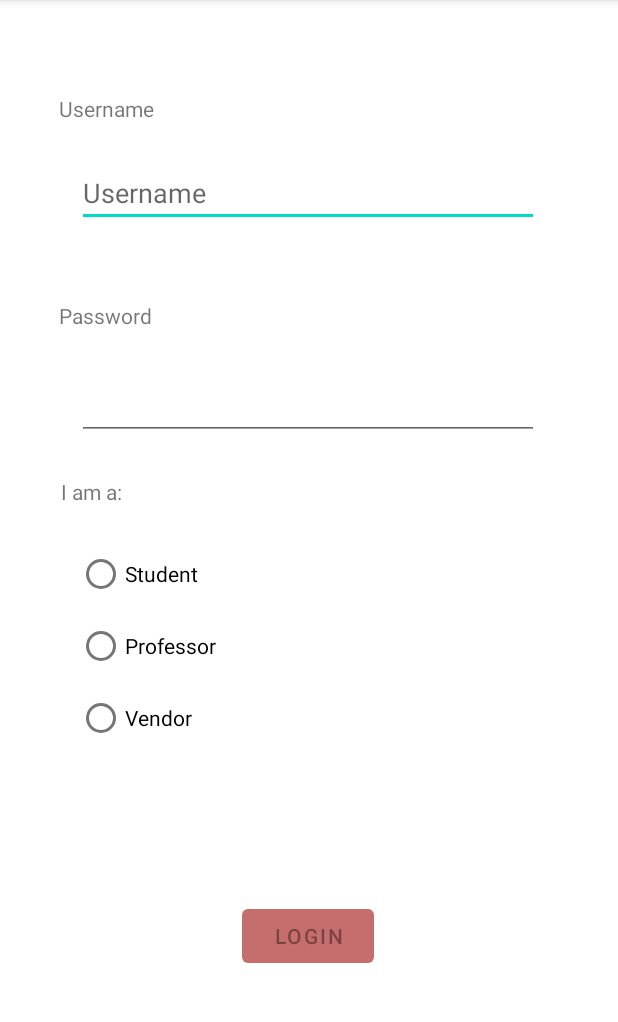
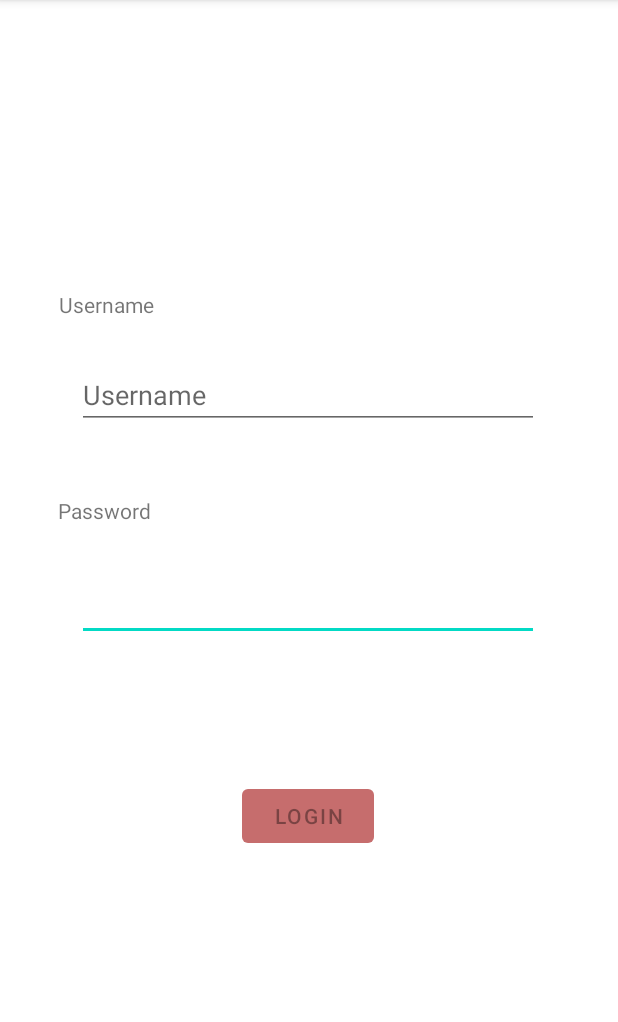
Before and after one commit to IzakVillanueva/EasyMapua, an Android app: the screen it shows after launch (Login), on a phone screen of 412 x 824 dp, the part 84-1106 px from its top. Run offline under Robolectric (Android 15) with nearby library versions, the phone set to English and light mode, and no system bars.

Commit message:
Update login and register activity

```diff
--- a/app/src/main/java/com/example/easymapua/Login.java
+++ b/app/src/main/java/com/example/easymapua/Login.java
@@ -12,8 +12,6 @@ import android.widget.RadioGroup;
 
 public class Login extends AppCompatActivity {
     private Button buttonLogIn;
-    private RadioGroup radGroup;
-    private RadioButton radBut;
     private EditText user;
     private EditText password;
 
@@ -23,20 +21,11 @@ public class Login extends AppCompatActivity {
         setContentView(R.layout.activity_login);
 
         buttonLogIn = (Button) findViewById(R.id.signIn);
-        radGroup = (RadioGroup) findViewById(R.id.radioGroup);
 
         buttonLogIn.setOnClickListener(new View.OnClickListener() {
             @Override
             public void onClick(View v) {
-                if(radGroup.getCheckedRadioButtonId() == findViewById(R.id.StudentRbt).getId()){
-                    startActivity(new Intent(Login.this, StudentNav.class));
-                }
-                else if(radGroup.getCheckedRadioButtonId() == findViewById(R.id.ProfessorRbt).getId()){
-                    startActivity(new Intent(Login.this, ProfessorNav.class));
-                }
-                else if(radGroup.getCheckedRadioButtonId() == findViewById(R.id.VendorRbt).getId()){
-                    startActivity(new Intent(Login.this, VendorNav.class));
-                }
+
             }
         });
     }
--- a/app/src/main/java/com/example/easymapua/Register.java
+++ b/app/src/main/java/com/example/easymapua/Register.java
@@ -7,10 +7,12 @@ import android.os.Bundle;
 import android.view.View;
 import android.widget.Button;
 import android.widget.EditText;
+import android.widget.RadioGroup;
 
 public class Register extends AppCompatActivity {
     private Button buttonRegister;
     private Button buttonSign;
+    private RadioGroup radGroup;
     private EditText user;
     private EditText password;
 
@@ -20,11 +22,28 @@ public class Register extends AppCompatActivity {
         setContentView(R.layout.activity_register);
 
         buttonSign = (Button) findViewById(R.id.buttonSignIn);
+        buttonRegister = (Button) findViewById(R.id.buttonRegister);
+        radGroup = (RadioGroup) findViewById(R.id.radioGroup);
 
         buttonSign.setOnClickListener(new View.OnClickListener() {
             @Override
             public void onClick(View v) {
                 startActivity(new Intent(Register.this, Login.class));
+            }
+        });
+
+        buttonRegister.setOnClickListener(new View.OnClickListener() {
+            @Override
+            public void onClick(View v) {
+                if(radGroup.getCheckedRadioButtonId() == findViewById(R.id.StudentRbt).getId()){
+                    startActivity(new Intent(Register.this, StudentNav.class));
+                }
+                else if(radGroup.getCheckedRadioButtonId() == findViewById(R.id.ProfessorRbt).getId()){
+                    startActivity(new Intent(Register.this, ProfessorNav.class));
+                }
+                else if(radGroup.getCheckedRadioButtonId() == findViewById(R.id.VendorRbt).getId()){
+                    startActivity(new Intent(Register.this, VendorNav.class));
+                }
             }
         });
     }
@@ -35,7 +54,7 @@ public class Register extends AppCompatActivity {
         String sUser = user.getText().toString();
         String sPassword = user.getText().toString();
 
-        buttonRegister = (Button) findViewById(R.id.signIn);
+        buttonRegister = (Button) findViewById(R.id.buttonRegister);
 
         if(!sUser.matches("") && !sPassword.matches("")){
             buttonRegister.setEnabled(true);
--- a/app/src/main/res/layout/activity_login.xml
+++ b/app/src/main/res/layout/activity_login.xml
@@ -6,24 +6,37 @@
     android:layout_height="match_parent"
     tools:context=".Login">
 
+    <EditText
+        android:id="@+id/editTextPassword"
+        android:layout_width="308dp"
+        android:layout_height="wrap_content"
+        android:layout_marginTop="32dp"
+        android:ems="10"
+        android:inputType="textPassword"
+        android:selectAllOnFocus="true"
+        app:layout_constraintEnd_toEndOf="parent"
+        app:layout_constraintHorizontal_bias="0.495"
+        app:layout_constraintStart_toStartOf="parent"
+        app:layout_constraintTop_toBottomOf="@+id/PasswordText" />
+
     <TextView
         android:id="@+id/LoginText"
         android:layout_width="wrap_content"
         android:layout_height="wrap_content"
+        android:selectAllOnFocus="true"
         android:text="Username"
-        android:selectAllOnFocus="true"
         app:layout_constraintBottom_toBottomOf="parent"
-        app:layout_constraintHorizontal_bias="0.113"
+        app:layout_constraintHorizontal_bias="0.112"
         app:layout_constraintLeft_toLeftOf="parent"
         app:layout_constraintRight_toRightOf="parent"
         app:layout_constraintTop_toTopOf="parent"
-        app:layout_constraintVertical_bias="0.084" />
+        app:layout_constraintVertical_bias="0.258" />
 
     <EditText
         android:id="@+id/loginEdit"
         android:layout_width="308dp"
         android:layout_height="wrap_content"
-        android:layout_marginTop="24dp"
+        android:layout_marginTop="28dp"
         android:hint="Username"
         app:layout_constraintEnd_toEndOf="parent"
         app:layout_constraintHorizontal_bias="0.495"
@@ -37,84 +50,25 @@
         android:selectAllOnFocus="true"
         android:text="Password"
         app:layout_constraintBottom_toBottomOf="parent"
-        app:layout_constraintHorizontal_bias="0.112"
+        app:layout_constraintHorizontal_bias="0.111"
         app:layout_constraintLeft_toLeftOf="parent"
         app:layout_constraintRight_toRightOf="parent"
         app:layout_constraintTop_toTopOf="parent"
-        app:layout_constraintVertical_bias="0.268" />
-
-    <EditText
-        android:id="@+id/editTextPassword"
-        android:layout_width="308dp"
-        android:layout_height="wrap_content"
-        android:layout_marginTop="28dp"
-        android:ems="10"
-        android:inputType="textPassword"
-        android:selectAllOnFocus="true"
-        app:layout_constraintEnd_toEndOf="parent"
-        app:layout_constraintHorizontal_bias="0.495"
-        app:layout_constraintStart_toStartOf="parent"
-        app:layout_constraintTop_toBottomOf="@+id/PasswordText" />
+        app:layout_constraintVertical_bias="0.442" />
 
     <Button
         android:id="@+id/signIn"
         android:layout_width="wrap_content"
         android:layout_height="wrap_content"
-        android:layout_marginTop="600dp"
+        android:layout_marginTop="520dp"
+        android:enabled="false"
         android:gravity="center"
         android:text="Login"
         app:backgroundTint="#C66D6D"
-        android:enabled="false"
-        app:layout_constraintHorizontal_bias="0.497"
+        app:layout_constraintHorizontal_bias="0.498"
         app:layout_constraintLeft_toLeftOf="parent"
         app:layout_constraintRight_toRightOf="parent"
         app:layout_constraintTop_toTopOf="parent" />
 
-    <TextView
-        android:id="@+id/textView2"
-        android:layout_width="wrap_content"
-        android:layout_height="wrap_content"
-        android:text="I am a:"
-        app:layout_constraintBottom_toBottomOf="parent"
-        app:layout_constraintEnd_toEndOf="parent"
-        app:layout_constraintHorizontal_bias="0.11"
-        app:layout_constraintStart_toStartOf="parent"
-        app:layout_constraintTop_toTopOf="parent"
-        app:layout_constraintVertical_bias="0.425" />
-
-    <RadioGroup
-        android:id="@+id/radioGroup"
-        android:layout_width="137dp"
-        android:layout_height="155dp"
-        android:layout_marginTop="16dp"
-        app:layout_constraintBottom_toBottomOf="parent"
-        app:layout_constraintEnd_toEndOf="parent"
-        app:layout_constraintHorizontal_bias="0.186"
-        app:layout_constraintStart_toStartOf="parent"
-        app:layout_constraintTop_toBottomOf="@+id/textView2"
-        app:layout_constraintVertical_bias="0.02">
-
-        <RadioButton
-            android:id="@+id/StudentRbt"
-            android:layout_width="wrap_content"
-            android:layout_height="wrap_content"
-            android:onClick="onRadioButtonClicked"
-            android:text="Student" />
-
-        <RadioButton
-            android:id="@+id/ProfessorRbt"
-            android:layout_width="wrap_content"
-            android:layout_height="wrap_content"
-            android:onClick="onRadioButtonClicked"
-            android:text="Professor" />
-
-        <RadioButton
-            android:id="@+id/VendorRbt"
-            android:layout_width="wrap_content"
-            android:layout_height="wrap_content"
-            android:onClick="onRadioButtonClicked"
-            android:text="Vendor" />
-    </RadioGroup>
-
 
 </androidx.constraintlayout.widget.ConstraintLayout>
--- a/app/src/main/res/layout/activity_register.xml
+++ b/app/src/main/res/layout/activity_register.xml
@@ -57,7 +57,7 @@
         app:layout_constraintTop_toBottomOf="@+id/PasswordText" />
 
     <Button
-        android:id="@+id/signIn"
+        android:id="@+id/buttonRegister"
         android:layout_width="171dp"
         android:layout_height="69dp"
         android:layout_marginTop="536dp"
@@ -120,11 +120,13 @@
         android:layout_width="275dp"
         android:layout_height="33dp"
         android:layout_marginTop="20dp"
+        android:layout_marginBottom="64dp"
         android:fontFamily="sans-serif-light"
         android:text="Already have an account? Sign in."
         android:textColor="#000000"
         android:textSize="10sp"
         app:backgroundTint="#CACACA"
+        app:layout_constraintBottom_toBottomOf="parent"
         app:layout_constraintEnd_toEndOf="parent"
         app:layout_constraintStart_toStartOf="parent"
         app:layout_constraintTop_toBottomOf="@+id/signIn" />
```
